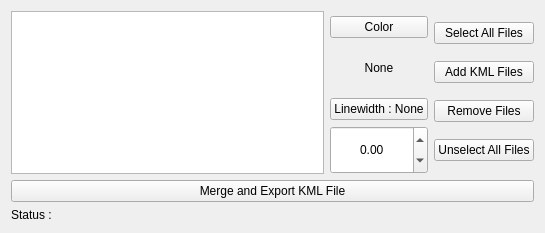
Before: the Qt Designer form mslib/msui/ui/ui_kmloverlay_dockwidget.ui in Open-MSS/MSS, drawn with Qt 5.
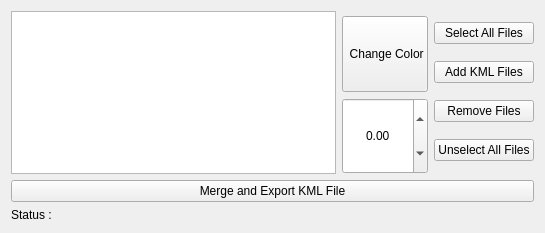
After: the same form once the commit is applied.

Commit message: Discarded obsolete color label display and linewidth label. The icons were made to appear directly upon startup of kmloverlaywidget. On clicking kml files it shows linewidth and you can edit from there directly.

What changed in the file:
```diff
--- a/mslib/msui/ui/ui_kmloverlay_dockwidget.ui
+++ b/mslib/msui/ui/ui_kmloverlay_dockwidget.ui
@@ -43,8 +43,6 @@
          </property>
         </widget>
        </item>
-      </layout>
-     </item>
      <item>
       <layout class="QVBoxLayout" name="verticalLayout_4">
        <property name="topMargin">
@@ -52,55 +50,23 @@
        </property>
        <item>
         <widget class="QPushButton" name="pushButton_color">
+           <property name="sizePolicy">
+            <sizepolicy hsizetype="Minimum" vsizetype="Preferred">
+             <horstretch>0</horstretch>
+             <verstretch>0</verstretch>
+            </sizepolicy>
+           </property>
          <property name="toolTip">
           <string>Click to change the colour of the selected KML file</string>
          </property>
-         <property name="text">
-          <string>Color</string>
-         </property>
-        </widget>
-       </item>
-       <item>
-        <widget class="QLabel" name="label_color">
-         <property name="sizePolicy">
-          <sizepolicy hsizetype="Preferred" vsizetype="Minimum">
-           <horstretch>0</horstretch>
-           <verstretch>0</verstretch>
-          </sizepolicy>
-         </property>
-         <property name="toolTip">
-          <string>This is the colour of the selected KML file</string>
-         </property>
-         <property name="text">
-          <string>None</string>
-         </property>
-         <property name="textFormat">
-          <enum>Qt::PlainText</enum>
-         </property>
-         <property name="alignment">
-          <set>Qt::AlignCenter</set>
-         </property>
-        </widget>
-       </item>
-       <item>
-        <widget class="QPushButton" name="pushButton_linewidth">
-         <property name="sizePolicy">
-          <sizepolicy hsizetype="Minimum" vsizetype="Fixed">
-           <horstretch>0</horstretch>
-           <verstretch>0</verstretch>
-          </sizepolicy>
-         </property>
-         <property name="toolTip">
-          <string>This shows the linewidth of selected KML file</string>
-         </property>
-         <property name="layoutDirection">
-          <enum>Qt::LeftToRight</enum>
-         </property>
          <property name="autoFillBackground">
           <bool>false</bool>
          </property>
          <property name="text">
-          <string>Linewidth : None</string>
+            <string> Change Color</string>
+           </property>
+           <property name="checkable">
+            <bool>false</bool>
          </property>
         </widget>
        </item>
@@ -131,6 +97,8 @@
           <bool>false</bool>
          </property>
         </widget>
+         </item>
+        </layout>
        </item>
       </layout>
      </item>
```
Lines whose indentation alone changed are shown as unchanged. The commit also changes 2 other files.
